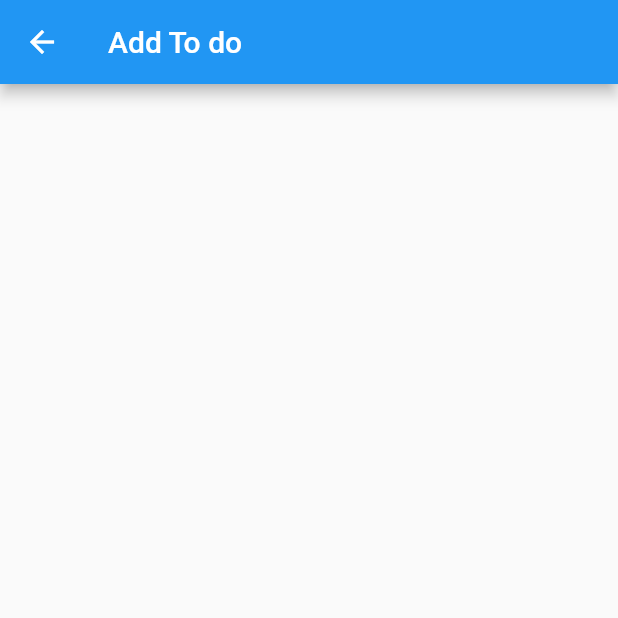
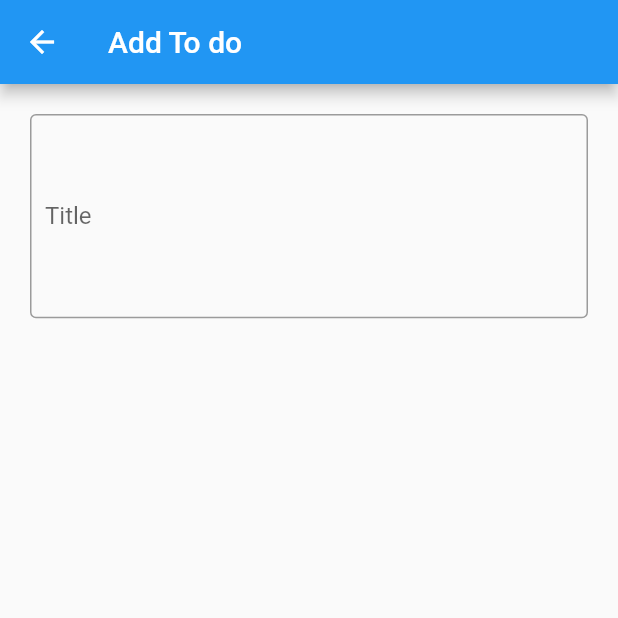
Before and after one commit to MarkRywell/semi_finals, a Flutter app: the screen it shows after launch, after a tap on the "add task" icon, on a phone screen of 412 x 824 dp, the top half of it. Run offline on Flutter 3.47's test engine with Material 2 defaults, Android fonts, the phone set to English and light mode, and no system bars; network calls fail.

Commit message:
Added FormPage to Add Todo

```diff
--- a/lib/views/home_page.dart
+++ b/lib/views/home_page.dart
@@ -18,8 +18,9 @@ class _HomePageState extends State<HomePage> with SingleTickerProviderStateMixin
   List todos = [];
   late AnimationController animationController;
   late var colorTween;
+  String link = 'https://jsonplaceholder.typicode.com/todos';
 
-  Future <dynamic> fetchData (String link) async {
+  Future <dynamic> fetchData () async {
 
     var url = Uri.parse(link);
 
@@ -45,6 +46,36 @@ class _HomePageState extends State<HomePage> with SingleTickerProviderStateMixin
     else {
       Exception("Error with a status code: ${response.statusCode}");
     }
+  }
+
+  addData (var newTodo) async {
+
+    var url = Uri.parse('$link?id=${newTodo.id}&userId${newTodo.userId}'
+        '&title${newTodo.title}&completed=${newTodo.completed}');
+
+    var response = await http.post(url);
+
+    if(response.statusCode == 201) {
+      showSnackBar();
+      setState(() {
+        todos.add(newTodo);
+
+      });
+    }
+  }
+
+  showSnackBar() {
+    ScaffoldMessenger.of(context).showSnackBar(
+        SnackBar(
+          content: const Text("Task Added"),
+          backgroundColor: Colors.lightBlueAccent,
+          padding: const EdgeInsets.all(15),
+          behavior: SnackBarBehavior.fixed,
+          shape: RoundedRectangleBorder(
+            borderRadius: BorderRadius.circular(8),
+          ),
+        )
+    );
   }
 
   status (bool completed) {
@@ -75,7 +106,7 @@ class _HomePageState extends State<HomePage> with SingleTickerProviderStateMixin
         title: const Text("To Do")
       ),
       body: FutureBuilder(
-        future: fetchData('https://jsonplaceholder.typicode.com/todos'),
+        future: fetchData(),
         builder: (context, snapshot) {
           if(snapshot.connectionState == ConnectionState.done) {
             if(snapshot.hasError) {
@@ -112,11 +143,18 @@ class _HomePageState extends State<HomePage> with SingleTickerProviderStateMixin
           );
         },
       ),
+      floatingActionButtonLocation: FloatingActionButtonLocation.centerFloat,
       floatingActionButton: FloatingActionButton(
         onPressed: () async {
-          Todo newTodo = await Navigator.push(
+          var newTodo = await Navigator.push(
               context,
           MaterialPageRoute(builder: (context) => TodoForm(listLength: todos.length)));
+
+          if(newTodo == null) {
+            return;
+          }
+
+          addData(newTodo);
         },
         child: const Icon(Icons.add_task)
       ),
--- a/lib/views/todo_form.dart
+++ b/lib/views/todo_form.dart
@@ -1,4 +1,7 @@
+import 'dart:math';
+
 import 'package:flutter/material.dart';
+import 'package:semi_finals/models/todo.dart';
 
 class TodoForm extends StatefulWidget {
 
@@ -17,6 +20,7 @@ class _TodoFormState extends State<TodoForm> {
 
   var formKey = GlobalKey<FormState>();
   TextEditingController titleController = TextEditingController();
+  int randomId = Random().nextInt(2);
 
   @override
   Widget build(BuildContext context) {
@@ -25,10 +29,37 @@ class _TodoFormState extends State<TodoForm> {
         title: const Text("Add To do")
       ),
       body: SingleChildScrollView(
-        child: Form(
-          key: formKey,
-          child: Column(
+        child: Padding(
+          padding: const EdgeInsets.all(20.0),
+          child: Form(
+            key: formKey,
+            child: TextFormField(
+              controller: titleController,
+              maxLines: 5,
+              decoration: InputDecoration(
+                contentPadding: const EdgeInsets.all(10),
+                labelText: "Title",
+                border: const OutlineInputBorder(),
+                suffix: IconButton(
+                  onPressed: () {
+                    if(formKey.currentState!.validate()) {
+                      Todo newTodo = Todo(
+                        id: widget.listLength + 1,
+                        userId: randomId,
+                        title: titleController.text,
+                        completed: false
+                      );
 
+                      Navigator.pop(context, newTodo);
+                    }
+                  },
+                  icon: const Icon(Icons.check_circle_outline_rounded),
+                )
+              ),
+              validator: (value) {
+                return value == null || value.isEmpty ? "Enter title" : null;
+              },
+            )
           ),
         ),
       )
```
